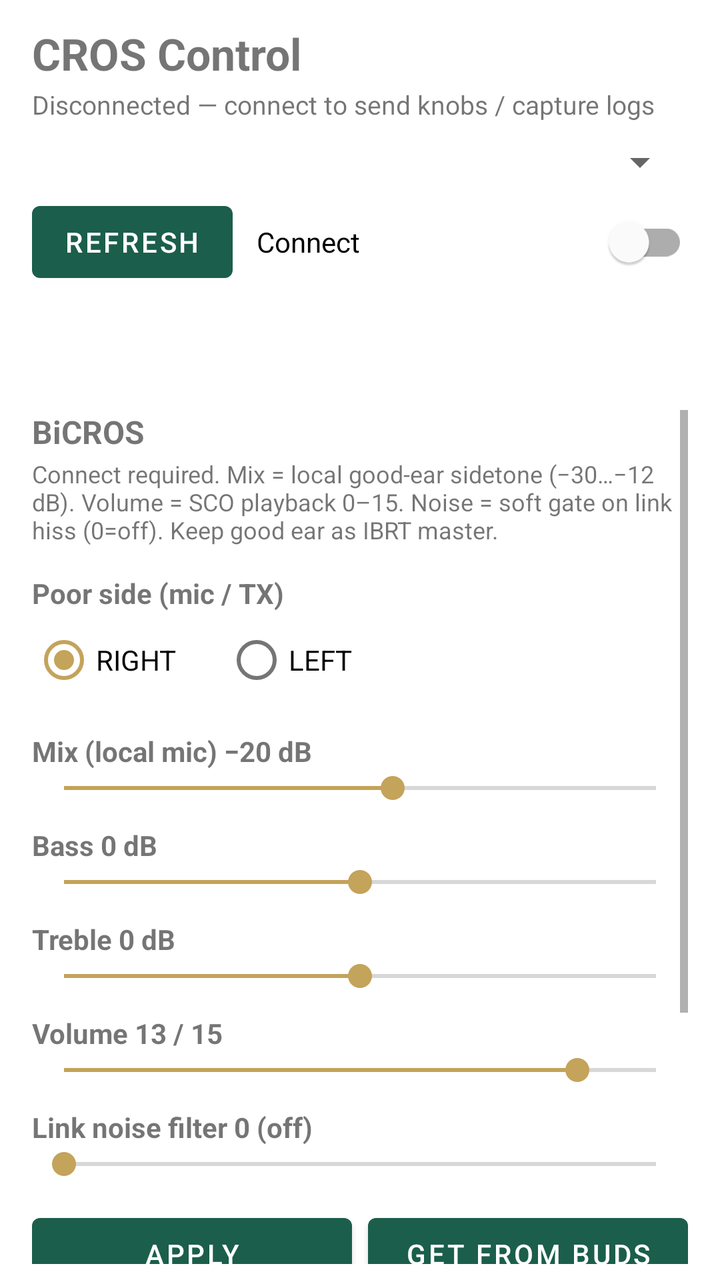
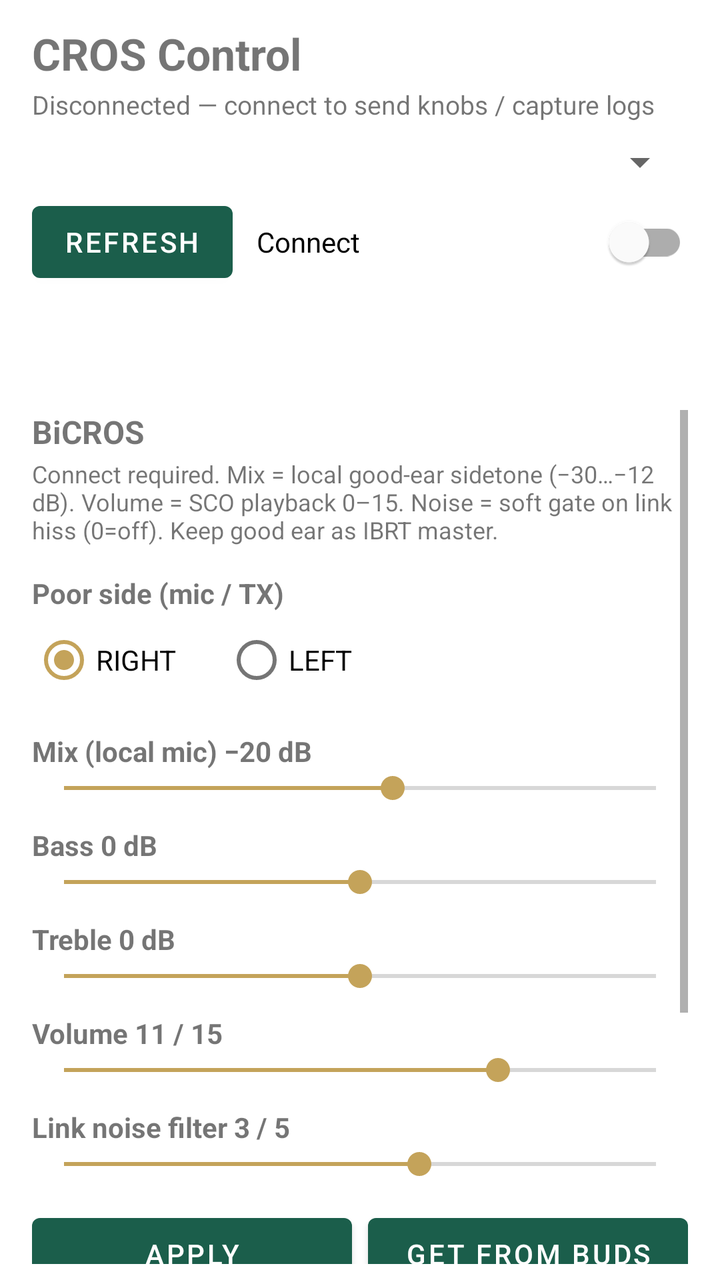

Before-and-after screenshots of an Android layout around one commit, followed by the original layout XML and the change that was made.
<!-- AndroidManifest.xml: application theme Theme.CrosLog -->
<!-- res/layout/activity_main.xml -->
<?xml version="1.0" encoding="utf-8"?>
<LinearLayout xmlns:android="http://schemas.android.com/apk/res/android"
    xmlns:app="http://schemas.android.com/apk/res-auto"
    android:layout_width="match_parent"
    android:layout_height="match_parent"
    android:orientation="vertical"
    android:paddingHorizontal="16dp"
    android:paddingTop="12dp"
    android:paddingBottom="8dp">

    
    <TextView
        android:id="@+id/titleText"
        android:layout_width="match_parent"
        android:layout_height="wrap_content"
        android:text="@string/app_name"
        android:textSize="22sp"
        android:textStyle="bold" />

    <TextView
        android:id="@+id/statusText"
        android:layout_width="match_parent"
        android:layout_height="wrap_content"
        android:layout_marginTop="2dp"
        android:text="@string/status_idle"
        android:textSize="13sp" />

    <Spinner
        android:id="@+id/deviceSpinner"
        android:layout_width="match_parent"
        android:layout_height="wrap_content"
        android:layout_marginTop="8dp" />

    <LinearLayout
        android:layout_width="match_parent"
        android:layout_height="wrap_content"
        android:layout_marginTop="4dp"
        android:gravity="center_vertical"
        android:orientation="horizontal">

        <Button
            android:id="@+id/refreshButton"
            android:layout_width="wrap_content"
            android:layout_height="wrap_content"
            android:text="@string/refresh" />

        <com.google.android.material.switchmaterial.SwitchMaterial
            android:id="@+id/loggingSwitch"
            android:layout_width="0dp"
            android:layout_height="wrap_content"
            android:layout_marginStart="12dp"
            android:layout_weight="1"
            android:checked="false"
            android:text="@string/logging_toggle" />
    </LinearLayout>

    <com.google.android.material.tabs.TabLayout
        android:id="@+id/tabLayout"
        android:layout_width="match_parent"
        android:layout_height="wrap_content"
        android:layout_marginTop="8dp"
        app:tabGravity="fill"
        app:tabMode="fixed"
        app:tabIndicatorFullWidth="true" />

    <FrameLayout
        android:layout_width="match_parent"
        android:layout_height="0dp"
        android:layout_marginTop="4dp"
        android:layout_weight="1">

        
        <ScrollView
            android:id="@+id/controlsPanel"
            android:layout_width="match_parent"
            android:layout_height="match_parent"
            android:fillViewport="true">

            <LinearLayout
                android:layout_width="match_parent"
                android:layout_height="wrap_content"
                android:orientation="vertical"
                android:paddingBottom="16dp">

                <TextView
                    android:layout_width="match_parent"
                    android:layout_height="wrap_content"
                    android:text="@string/knobs_title"
                    android:textSize="16sp"
                    android:textStyle="bold" />

                <TextView
                    android:layout_width="match_parent"
                    android:layout_height="wrap_content"
                    android:layout_marginTop="2dp"
                    android:text="@string/knobs_hint"
                    android:textSize="12sp" />

                <TextView
                    android:layout_width="match_parent"
                    android:layout_height="wrap_content"
                    android:layout_marginTop="14dp"
                    android:text="@string/poor_side_label"
                    android:textStyle="bold" />

                <RadioGroup
                    android:id="@+id/poorSideGroup"
                    android:layout_width="match_parent"
                    android:layout_height="wrap_content"
                    android:orientation="horizontal">

                    <RadioButton
                        android:id="@+id/poorRight"
                        android:layout_width="wrap_content"
                        android:layout_height="wrap_content"
                        android:checked="true"
                        android:text="@string/poor_right" />

                    <RadioButton
                        android:id="@+id/poorLeft"
                        android:layout_width="wrap_content"
                        android:layout_height="wrap_content"
                        android:layout_marginStart="24dp"
                        android:text="@string/poor_left" />
                </RadioGroup>

                <TextView
                    android:id="@+id/mixLabel"
                    android:layout_width="match_parent"
                    android:layout_height="wrap_content"
                    android:layout_marginTop="12dp"
                    android:text="@string/mix_label"
                    android:textStyle="bold" />

                    <SeekBar
                        android:id="@+id/mixSeek"
                        android:layout_width="match_parent"
                        android:layout_height="wrap_content"
                        android:max="9"
                        android:progress="5" />

                <TextView
                    android:id="@+id/bassLabel"
                    android:layout_width="match_parent"
                    android:layout_height="wrap_content"
                    android:layout_marginTop="10dp"
                    android:text="@string/bass_label"
                    android:textStyle="bold" />

                <SeekBar
                    android:id="@+id/bassSeek"
                    android:layout_width="match_parent"
                    android:layout_height="wrap_content"
                    android:max="12"
                    android:progress="6" />

                <TextView
                    android:id="@+id/trebleLabel"
                    android:layout_width="match_parent"
                    android:layout_height="wrap_content"
                    android:layout_marginTop="10dp"
                    android:text="@string/treble_label"
                    android:textStyle="bold" />

                <SeekBar
                    android:id="@+id/trebleSeek"
                    android:layout_width="match_parent"
                    android:layout_height="wrap_content"
                    android:max="12"
                    android:progress="6" />

                <TextView
                    android:id="@+id/volLabel"
                    android:layout_width="match_parent"
                    android:layout_height="wrap_content"
                    android:layout_marginTop="10dp"
                    android:text="@string/vol_label"
                    android:textStyle="bold" />

                <SeekBar
                    android:id="@+id/volSeek"
                    android:layout_width="match_parent"
                    android:layout_height="wrap_content"
                    android:max="15"
                    android:progress="13" />

                <TextView
                    android:id="@+id/noiseLabel"
                    android:layout_width="match_parent"
                    android:layout_height="wrap_content"
                    android:layout_marginTop="10dp"
                    android:text="@string/noise_label"
                    android:textStyle="bold" />

                <SeekBar
                    android:id="@+id/noiseSeek"
                    android:layout_width="match_parent"
                    android:layout_height="wrap_content"
                    android:max="5"
                    android:progress="0" />

                <LinearLayout
                    android:layout_width="match_parent"
                    android:layout_height="wrap_content"
                    android:layout_marginTop="12dp"
                    android:orientation="horizontal">

                    <Button
                        android:id="@+id/applyCfgButton"
                        android:layout_width="0dp"
                        android:layout_height="wrap_content"
                        android:layout_weight="1"
                        android:text="@string/apply_cfg" />

                    <Button
                        android:id="@+id/getCfgButton"
                        android:layout_width="0dp"
                        android:layout_height="wrap_content"
                        android:layout_marginStart="8dp"
                        android:layout_weight="1"
                        android:text="@string/get_cfg" />
                </LinearLayout>

                <View
                    android:layout_width="match_parent"
                    android:layout_height="1dp"
                    android:layout_marginTop="20dp"
                    android:layout_marginBottom="12dp"
                    android:background="?android:attr/listDivider" />

                <TextView
                    android:layout_width="match_parent"
                    android:layout_height="wrap_content"
                    android:text="@string/advanced_title"
                    android:textSize="16sp"
                    android:textStyle="bold" />

                <TextView
                    android:layout_width="match_parent"
                    android:layout_height="wrap_content"
                    android:layout_marginTop="2dp"
                    android:text="@string/sco_hint"
                    android:textSize="12sp" />

                <Button
                    android:id="@+id/scoButton"
                    android:layout_width="wrap_content"
                    android:layout_height="wrap_content"
                    android:layout_marginTop="8dp"
                    android:text="@string/sco_start" />
            </LinearLayout>
        </ScrollView>

        
        <LinearLayout
            android:id="@+id/logsPanel"
            android:layout_width="match_parent"
            android:layout_height="match_parent"
            android:orientation="vertical"
            android:visibility="gone">

            <LinearLayout
                android:layout_width="match_parent"
                android:layout_height="wrap_content"
                android:gravity="center_vertical"
                android:orientation="horizontal">

                <TextView
                    android:id="@+id/logCountText"
                    android:layout_width="0dp"
                    android:layout_height="wrap_content"
                    android:layout_weight="1"
                    android:text="@string/log_count_zero"
                    android:textSize="12sp" />

                <Button
                    android:id="@+id/shareButton"
                    android:layout_width="wrap_content"
                    android:layout_height="wrap_content"
                    android:text="@string/share" />

                <Button
                    android:id="@+id/clearButton"
                    android:layout_width="wrap_content"
                    android:layout_height="wrap_content"
                    android:layout_marginStart="8dp"
                    android:text="@string/clear" />
            </LinearLayout>

            <ScrollView
                android:id="@+id/logScroll"
                android:layout_width="match_parent"
                android:layout_height="0dp"
                android:layout_marginTop="6dp"
                android:layout_weight="1"
                android:background="#111111"
                android:fillViewport="true"
                android:padding="8dp">

                <TextView
                    android:id="@+id/logView"
                    android:layout_width="match_parent"
                    android:layout_height="wrap_content"
                    android:fontFamily="monospace"
                    android:textColor="#B8F0C8"
                    android:textIsSelectable="true"
                    android:textSize="11sp" />
            </ScrollView>
        </LinearLayout>
    </FrameLayout>
</LinearLayout>
<!-- resources referenced by this layout -->
<resources>
  <string name="advanced_title">Advanced</string>
  <string name="app_name">CROS Control</string>
  <string name="apply_cfg">Apply</string>
  <string name="bass_label">Bass 0 dB</string>
  <string name="clear">Clear</string>
  <string name="get_cfg">Get from buds</string>
  <string name="knobs_hint">Connect required. Mix = local good-ear sidetone (−30…−12 dB). Volume = SCO playback 0–15. Noise = soft gate on link hiss (0=off). Keep good ear as IBRT master.</string>
  <string name="knobs_title">BiCROS</string>
  <string name="log_count_zero">0 lines</string>
  <string name="logging_toggle">Connect</string>
  <string name="mix_label">Mix (local mic) −20 dB</string>
  <string name="noise_label">Link noise filter 0 (off)</string>
  <string name="poor_left">LEFT</string>
  <string name="poor_right">RIGHT</string>
  <string name="poor_side_label">Poor side (mic / TX)</string>
  <string name="refresh">Refresh</string>
  <string name="sco_hint">Reference only — starts phone HFP SCO. BiCROS level is the Volume slider (or bud keys).</string>
  <string name="sco_start">Phone SCO on</string>
  <string name="share">Share</string>
  <string name="status_idle">Disconnected — connect to send knobs / capture logs</string>
  <string name="treble_label">Treble 0 dB</string>
  <string name="vol_label">Volume 13 / 15</string>
  <style name="Theme.CrosLog" parent="Theme.MaterialComponents.DayNight.DarkActionBar">
          <item name="colorPrimary">#1B5E4B</item>
          <item name="colorPrimaryVariant">#0F3D31</item>
          <item name="colorOnPrimary">#FFFFFF</item>
          <item name="colorSecondary">#C4A35A</item>
          <item name="android:statusBarColor">#0F3D31</item>
      </style>
</resources>

<!-- the commit's change to res/layout/activity_main.xml (unified diff, before → after) -->
@@ -182,7 +182,7 @@
                     android:layout_width="match_parent"
                     android:layout_height="wrap_content"
                     android:max="15"
-                    android:progress="13" />
+                    android:progress="11" />
 
                 <TextView
                     android:id="@+id/noiseLabel"
@@ -197,7 +197,7 @@
                     android:layout_width="match_parent"
                     android:layout_height="wrap_content"
                     android:max="5"
-                    android:progress="0" />
+                    android:progress="3" />
 
                 <LinearLayout
                     android:layout_width="match_parent"
<!-- resource entries referenced after the edit -->
@@ -11,7 +11,7 @@
   <string name="log_count_zero">0 lines</string>
   <string name="logging_toggle">Connect</string>
   <string name="mix_label">Mix (local mic) −20 dB</string>
-  <string name="noise_label">Link noise filter 0 (off)</string>
+  <string name="noise_label">Link noise filter 3 / 5</string>
   <string name="poor_left">LEFT</string>
   <string name="poor_right">RIGHT</string>
   <string name="poor_side_label">Poor side (mic / TX)</string>
@@ -21,7 +21,7 @@
   <string name="share">Share</string>
   <string name="status_idle">Disconnected — connect to send knobs / capture logs</string>
   <string name="treble_label">Treble 0 dB</string>
-  <string name="vol_label">Volume 13 / 15</string>
+  <string name="vol_label">Volume 11 / 15</string>
   <style name="Theme.CrosLog" parent="Theme.MaterialComponents.DayNight.DarkActionBar">
           <item name="colorPrimary">#1B5E4B</item>
           <item name="colorPrimaryVariant">#0F3D31</item>
